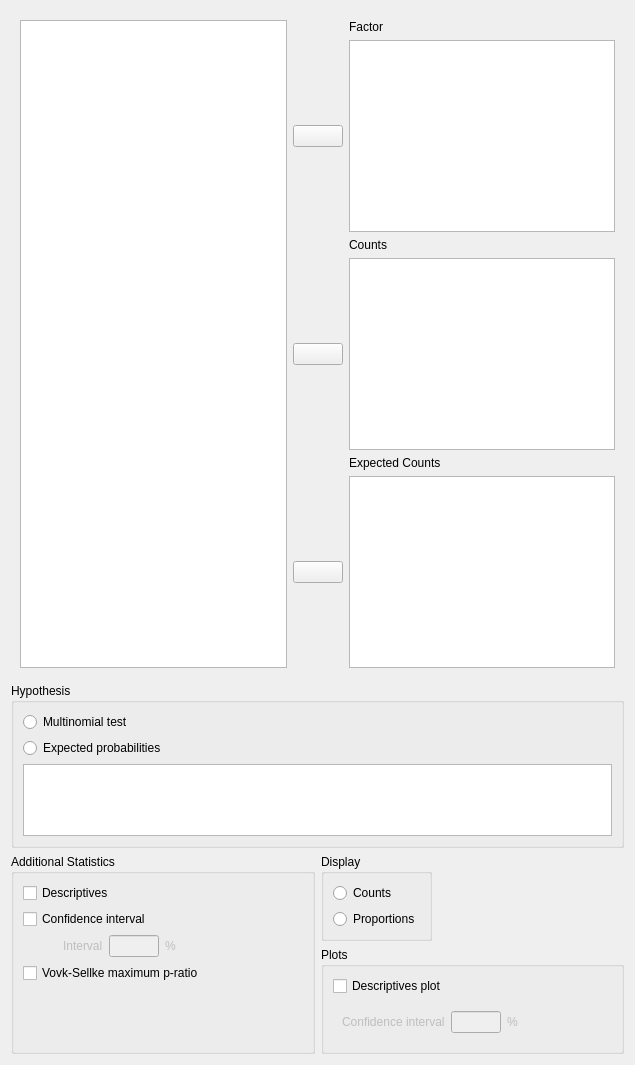
The window that JASP-Desktop/analysisforms/multinomialtestbayesianform.ui (ASarafoglou/jasp-desktop) describes before a commit, drawn with Qt 5.
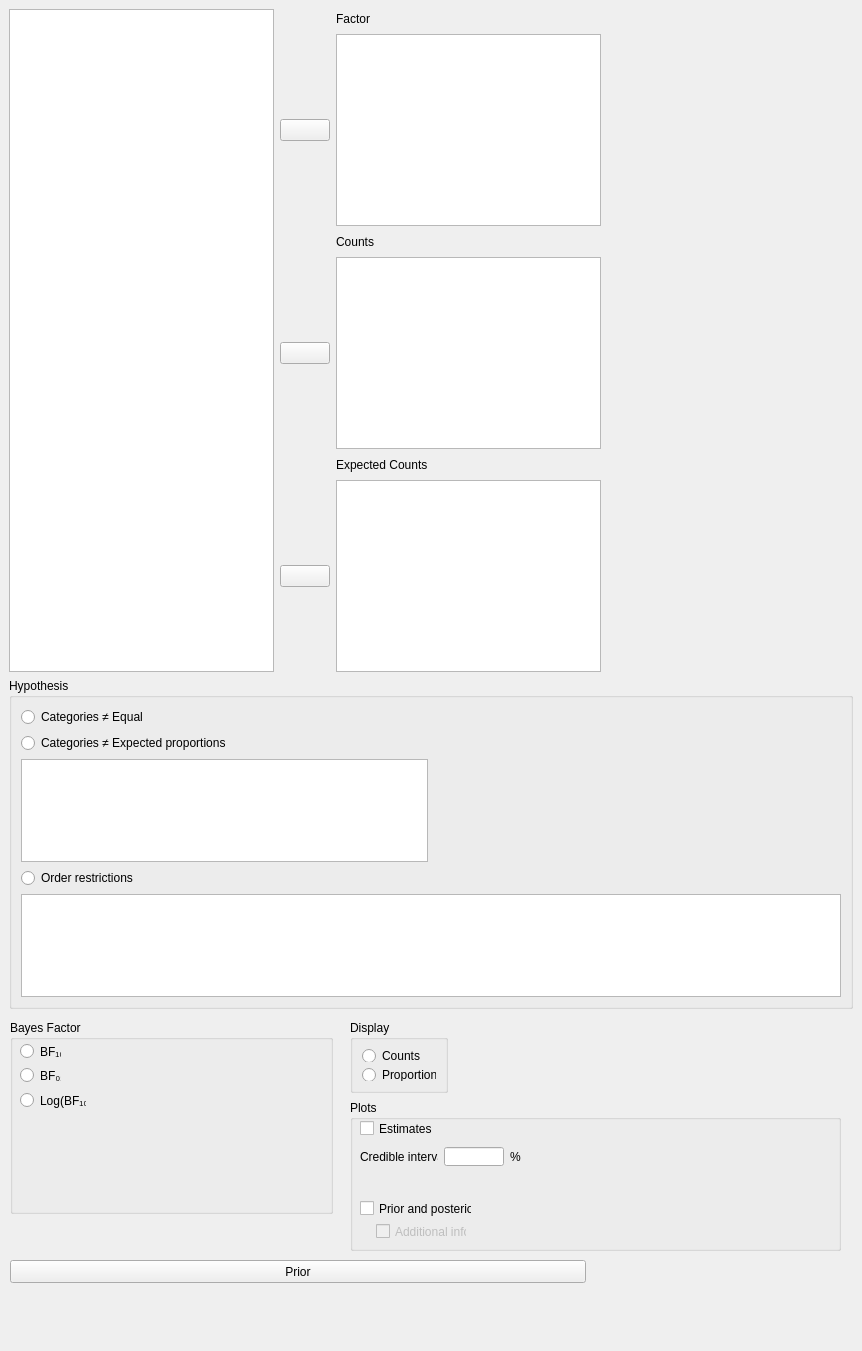
The same window after the commit. Custom widgets are drawn as their Qt base class.

Commit message: First steps for UI and JSON

```diff
--- a/JASP-Desktop/analysisforms/multinomialtestbayesianform.ui
+++ b/JASP-Desktop/analysisforms/multinomialtestbayesianform.ui
@@ -6,16 +6,22 @@
    <rect>
     <x>0</x>
     <y>0</y>
-    <width>635</width>
-    <height>1065</height>
+    <width>862</width>
+    <height>1351</height>
    </rect>
   </property>
   <property name="windowTitle">
    <string>Form</string>
   </property>
-  <layout class="QGridLayout" name="gridLayout_5">
-   <item row="0" column="0" colspan="2">
     <widget class="QWidget" name="topWidget" native="true">
+   <property name="geometry">
+    <rect>
+     <x>9</x>
+     <y>9</y>
+     <width>592</width>
+     <height>663</height>
+    </rect>
+   </property>
      <layout class="QGridLayout" name="gridLayout">
       <item row="0" column="2">
        <widget class="QLabel" name="factorLabel">
@@ -182,27 +188,49 @@
      <zorder>assignExProbVar</zorder>
      <zorder>assignCounts</zorder>
     </widget>
-   </item>
-   <item row="3" column="1">
     <widget class="BoundGroupBox" name="plots">
+   <property name="geometry">
+    <rect>
+     <x>350</x>
+     <y>1100</y>
+     <width>491</width>
+     <height>151</height>
+    </rect>
+   </property>
      <property name="title">
       <string>Plots</string>
      </property>
-     <layout class="QGridLayout" name="gridLayout_4">
-      <item row="1" column="0">
-       <widget class="QWidget" name="plotCI" native="true">
+   <widget class="BoundCheckBox" name="plotPriorAndPosteriorAdditionalInfo">
         <property name="enabled">
          <bool>false</bool>
         </property>
+    <property name="geometry">
+     <rect>
+      <x>26</x>
+      <y>123</y>
+      <width>91</width>
+      <height>17</height>
+     </rect>
+    </property>
         <property name="sizePolicy">
          <sizepolicy hsizetype="Fixed" vsizetype="Fixed">
           <horstretch>0</horstretch>
           <verstretch>0</verstretch>
          </sizepolicy>
         </property>
-        <layout class="QGridLayout" name="gridLayout_3">
-         <item row="0" column="0">
-          <widget class="QLabel" name="label_7">
+    <property name="text">
+     <string>Additional info</string>
+    </property>
+   </widget>
+   <widget class="BoundCheckBox" name="plotPriorAndPosterior">
+    <property name="geometry">
+     <rect>
+      <x>10</x>
+      <y>100</y>
+      <width>112</width>
+      <height>17</height>
+     </rect>
+    </property>
            <property name="sizePolicy">
             <sizepolicy hsizetype="Fixed" vsizetype="Fixed">
              <horstretch>0</horstretch>
@@ -210,12 +238,37 @@
             </sizepolicy>
            </property>
            <property name="text">
-            <string>Confidence interval</string>
-           </property>
-          </widget>
-         </item>
-         <item row="0" column="2">
-          <widget class="QLabel" name="label_6">
+     <string>Prior and posterior</string>
+    </property>
+   </widget>
+   <widget class="BoundCheckBox" name="summaryPlot">
+    <property name="geometry">
+     <rect>
+      <x>10</x>
+      <y>20</y>
+      <width>107</width>
+      <height>17</height>
+     </rect>
+    </property>
+    <property name="sizePolicy">
+     <sizepolicy hsizetype="Fixed" vsizetype="Fixed">
+      <horstretch>0</horstretch>
+      <verstretch>0</verstretch>
+     </sizepolicy>
+    </property>
+    <property name="text">
+     <string>Estimates</string>
+    </property>
+   </widget>
+   <widget class="QLabel" name="label_3">
+    <property name="geometry">
+     <rect>
+      <x>160</x>
+      <y>50</y>
+      <width>11</width>
+      <height>13</height>
+     </rect>
+    </property>
            <property name="sizePolicy">
             <sizepolicy hsizetype="Fixed" vsizetype="Fixed">
              <horstretch>0</horstretch>
@@ -226,28 +279,43 @@
             <string>%</string>
            </property>
           </widget>
-         </item>
-         <item row="0" column="1">
-          <widget class="BoundTextBox" name="descriptivesPlotConfidenceInterval">
+   <widget class="BoundTextBox" name="summaryPlotCredibleInterval">
+    <property name="geometry">
+     <rect>
+      <x>94</x>
+      <y>47</y>
+      <width>60</width>
+      <height>19</height>
+     </rect>
+    </property>
            <property name="sizePolicy">
-            <sizepolicy hsizetype="Fixed" vsizetype="Fixed">
+     <sizepolicy hsizetype="Fixed" vsizetype="Preferred">
              <horstretch>0</horstretch>
              <verstretch>0</verstretch>
             </sizepolicy>
            </property>
+    <property name="minimumSize">
+     <size>
+      <width>60</width>
+      <height>0</height>
+     </size>
+    </property>
            <property name="maximumSize">
             <size>
-             <width>50</width>
+      <width>60</width>
              <height>16777215</height>
             </size>
            </property>
           </widget>
-         </item>
-        </layout>
-       </widget>
-      </item>
-      <item row="0" column="0">
-       <widget class="BoundCheckBox" name="descriptivesPlot">
+   <widget class="QLabel" name="label_2">
+    <property name="geometry">
+     <rect>
+      <x>10</x>
+      <y>50</y>
+      <width>78</width>
+      <height>13</height>
+     </rect>
+    </property>
         <property name="sizePolicy">
          <sizepolicy hsizetype="Fixed" vsizetype="Fixed">
           <horstretch>0</horstretch>
@@ -255,48 +323,22 @@
          </sizepolicy>
         </property>
         <property name="text">
-         <string>Descriptives plot</string>
-        </property>
-       </widget>
-      </item>
-      <item row="2" column="0">
-       <spacer name="verticalSpacer_2">
-        <property name="orientation">
-         <enum>Qt::Vertical</enum>
-        </property>
-        <property name="sizeHint" stdset="0">
-         <size>
-          <width>20</width>
-          <height>40</height>
-         </size>
-        </property>
-       </spacer>
-      </item>
-      <item row="1" column="1">
-       <spacer name="horizontalSpacer">
-        <property name="orientation">
-         <enum>Qt::Horizontal</enum>
-        </property>
-        <property name="sizeHint" stdset="0">
-         <size>
-          <width>40</width>
-          <height>20</height>
-         </size>
-        </property>
-       </spacer>
-      </item>
-     </layout>
-     <zorder>descriptivesPlot</zorder>
-     <zorder>plotCI</zorder>
-     <zorder>verticalSpacer_2</zorder>
-     <zorder>horizontalSpacer</zorder>
-    </widget>
-   </item>
-   <item row="2" column="1">
+     <string>Credible interval</string>
+    </property>
+   </widget>
+  </widget>
     <widget class="BoundGroupBox" name="countProp">
      <property name="enabled">
       <bool>true</bool>
      </property>
+   <property name="geometry">
+    <rect>
+     <x>350</x>
+     <y>1020</y>
+     <width>98</width>
+     <height>73</height>
+    </rect>
+   </property>
      <property name="sizePolicy">
       <sizepolicy hsizetype="Fixed" vsizetype="Fixed">
        <horstretch>0</horstretch>
@@ -335,161 +377,15 @@
       </item>
      </layout>
     </widget>
-   </item>
-   <item row="2" column="0" rowspan="2">
-    <widget class="BoundGroupBox" name="additional">
-     <property name="sizePolicy">
-      <sizepolicy hsizetype="Preferred" vsizetype="Preferred">
-       <horstretch>0</horstretch>
-       <verstretch>0</verstretch>
-      </sizepolicy>
-     </property>
-     <property name="title">
-      <string>Additional Statistics</string>
-     </property>
-     <property name="flat">
-      <bool>false</bool>
-     </property>
-     <layout class="QGridLayout" name="gridLayout_8">
-      <item row="0" column="0">
-       <widget class="BoundCheckBox" name="descriptives">
-        <property name="sizePolicy">
-         <sizepolicy hsizetype="Fixed" vsizetype="Fixed">
-          <horstretch>0</horstretch>
-          <verstretch>0</verstretch>
-         </sizepolicy>
-        </property>
-        <property name="text">
-         <string>Descriptives</string>
-        </property>
-       </widget>
-      </item>
-      <item row="2" column="0">
-       <widget class="BoundCheckBox" name="confidenceInterval">
-        <property name="sizePolicy">
-         <sizepolicy hsizetype="Fixed" vsizetype="Fixed">
-          <horstretch>0</horstretch>
-          <verstretch>0</verstretch>
-         </sizepolicy>
-        </property>
-        <property name="text">
-         <string>Confidence interval</string>
-        </property>
-       </widget>
-      </item>
-      <item row="4" column="0" colspan="2">
-       <widget class="BoundCheckBox" name="VovkSellkeMPR">
-        <property name="sizePolicy">
-         <sizepolicy hsizetype="Fixed" vsizetype="Fixed">
-          <horstretch>0</horstretch>
-          <verstretch>0</verstretch>
-         </sizepolicy>
-        </property>
-        <property name="text">
-         <string>Vovk-Sellke maximum p-ratio</string>
-        </property>
-       </widget>
-      </item>
-      <item row="2" column="1">
-       <spacer name="horizontalSpacer_3">
-        <property name="orientation">
-         <enum>Qt::Horizontal</enum>
-        </property>
-        <property name="sizeHint" stdset="0">
-         <size>
-          <width>40</width>
-          <height>20</height>
-         </size>
-        </property>
-       </spacer>
-      </item>
-      <item row="3" column="0">
-       <widget class="QWidget" name="widgetConfidenceIntervalInterval" native="true">
-        <property name="enabled">
-         <bool>false</bool>
-        </property>
-        <property name="sizePolicy">
-         <sizepolicy hsizetype="Fixed" vsizetype="Fixed">
-          <horstretch>0</horstretch>
-          <verstretch>0</verstretch>
-         </sizepolicy>
-        </property>
-        <layout class="QGridLayout" name="gridLayout_6">
-         <property name="leftMargin">
-          <number>40</number>
-         </property>
-         <property name="topMargin">
-          <number>0</number>
-         </property>
-         <property name="rightMargin">
-          <number>0</number>
-         </property>
-         <property name="bottomMargin">
-          <number>0</number>
-         </property>
-         <item row="0" column="2">
-          <widget class="QLabel" name="label_4">
-           <property name="sizePolicy">
-            <sizepolicy hsizetype="Fixed" vsizetype="Fixed">
-             <horstretch>0</horstretch>
-             <verstretch>0</verstretch>
-            </sizepolicy>
-           </property>
-           <property name="text">
-            <string>%</string>
-           </property>
-          </widget>
-         </item>
-         <item row="0" column="0">
-          <widget class="QLabel" name="label_5">
-           <property name="sizePolicy">
-            <sizepolicy hsizetype="Fixed" vsizetype="Fixed">
-             <horstretch>0</horstretch>
-             <verstretch>0</verstretch>
-            </sizepolicy>
-           </property>
-           <property name="text">
-            <string>Interval</string>
-           </property>
-          </widget>
-         </item>
-         <item row="0" column="1">
-          <widget class="BoundTextBox" name="confidenceIntervalInterval">
-           <property name="sizePolicy">
-            <sizepolicy hsizetype="Fixed" vsizetype="Fixed">
-             <horstretch>0</horstretch>
-             <verstretch>0</verstretch>
-            </sizepolicy>
-           </property>
-           <property name="maximumSize">
-            <size>
-             <width>50</width>
-             <height>16777215</height>
-            </size>
-           </property>
-          </widget>
-         </item>
-        </layout>
-       </widget>
-      </item>
-      <item row="5" column="0">
-       <spacer name="verticalSpacer_3">
-        <property name="orientation">
-         <enum>Qt::Vertical</enum>
-        </property>
-        <property name="sizeHint" stdset="0">
-         <size>
-          <width>20</width>
-          <height>40</height>
-         </size>
-        </property>
-       </spacer>
-      </item>
-     </layout>
-    </widget>
-   </item>
-   <item row="1" column="0" colspan="2">
     <widget class="BoundGroupBox" name="hypothesis">
+   <property name="geometry">
+    <rect>
+     <x>9</x>
+     <y>678</y>
+     <width>844</width>
+     <height>331</height>
+    </rect>
+   </property>
      <property name="sizePolicy">
       <sizepolicy hsizetype="Preferred" vsizetype="Preferred">
        <horstretch>0</horstretch>
@@ -503,65 +399,143 @@
       <bool>false</bool>
      </property>
      <layout class="QGridLayout" name="gridLayout_2">
-      <item row="0" column="0">
-       <widget class="QRadioButton" name="_1multinomialTest">
-        <property name="sizePolicy">
-         <sizepolicy hsizetype="Fixed" vsizetype="Fixed">
-          <horstretch>0</horstretch>
-          <verstretch>0</verstretch>
-         </sizepolicy>
-        </property>
-        <property name="text">
-         <string>Multinomial test</string>
-        </property>
-       </widget>
-      </item>
-      <item row="0" column="1">
-       <spacer name="horizontalSpacer_2">
-        <property name="orientation">
-         <enum>Qt::Horizontal</enum>
-        </property>
-        <property name="sizeHint" stdset="0">
-         <size>
-          <width>40</width>
-          <height>20</height>
-         </size>
-        </property>
-       </spacer>
-      </item>
       <item row="1" column="0">
        <widget class="QRadioButton" name="_2expectedProbs">
-        <property name="sizePolicy">
-         <sizepolicy hsizetype="Fixed" vsizetype="Fixed">
-          <horstretch>0</horstretch>
-          <verstretch>0</verstretch>
-         </sizepolicy>
-        </property>
         <property name="text">
-         <string>Expected probabilities</string>
+       <string>Categories ≠ Expected proportions</string>
         </property>
        </widget>
       </item>
-      <item row="2" column="0" colspan="2">
+    <item row="4" column="0" colspan="2">
        <widget class="QTableView" name="tableView"/>
       </item>
-     </layout>
-    </widget>
-   </item>
-   <item row="4" column="0" colspan="2">
-    <spacer name="verticalSpacer">
+    <item row="0" column="1">
+     <spacer name="horizontalSpacer_2">
      <property name="orientation">
-      <enum>Qt::Vertical</enum>
+       <enum>Qt::Horizontal</enum>
      </property>
      <property name="sizeHint" stdset="0">
       <size>
-       <width>20</width>
-       <height>40</height>
+        <width>40</width>
+        <height>20</height>
       </size>
      </property>
     </spacer>
    </item>
-  </layout>
+    <item row="3" column="0">
+     <widget class="QRadioButton" name="_3orderRestricts">
+      <property name="sizePolicy">
+       <sizepolicy hsizetype="Fixed" vsizetype="Fixed">
+        <horstretch>0</horstretch>
+        <verstretch>0</verstretch>
+       </sizepolicy>
+      </property>
+      <property name="text">
+       <string>Order restrictions</string>
+      </property>
+     </widget>
+    </item>
+    <item row="0" column="0">
+     <widget class="QRadioButton" name="_1equalProbs">
+      <property name="text">
+       <string>Categories ≠ Equal</string>
+      </property>
+     </widget>
+    </item>
+    <item row="2" column="0">
+     <widget class="QTableView" name="tableView_2"/>
+    </item>
+   </layout>
+  </widget>
+  <widget class="BoundGroupBox" name="bayesFactorType">
+   <property name="geometry">
+    <rect>
+     <x>10</x>
+     <y>1020</y>
+     <width>323</width>
+     <height>194</height>
+    </rect>
+   </property>
+   <property name="title">
+    <string>Bayes Factor</string>
+   </property>
+   <property name="flat">
+    <bool>false</bool>
+   </property>
+   <property name="checkable">
+    <bool>false</bool>
+   </property>
+   <widget class="QRadioButton" name="_1">
+    <property name="geometry">
+     <rect>
+      <x>10</x>
+      <y>23</y>
+      <width>41</width>
+      <height>17</height>
+     </rect>
+    </property>
+    <property name="sizePolicy">
+     <sizepolicy hsizetype="Fixed" vsizetype="Fixed">
+      <horstretch>0</horstretch>
+      <verstretch>0</verstretch>
+     </sizepolicy>
+    </property>
+    <property name="text">
+     <string>BF₁₀</string>
+    </property>
+   </widget>
+   <widget class="QRadioButton" name="_2">
+    <property name="geometry">
+     <rect>
+      <x>10</x>
+      <y>47</y>
+      <width>41</width>
+      <height>17</height>
+     </rect>
+    </property>
+    <property name="sizePolicy">
+     <sizepolicy hsizetype="Fixed" vsizetype="Fixed">
+      <horstretch>0</horstretch>
+      <verstretch>0</verstretch>
+     </sizepolicy>
+    </property>
+    <property name="text">
+     <string>BF₀₁</string>
+    </property>
+   </widget>
+   <widget class="QRadioButton" name="_3">
+    <property name="geometry">
+     <rect>
+      <x>10</x>
+      <y>72</y>
+      <width>66</width>
+      <height>17</height>
+     </rect>
+    </property>
+    <property name="sizePolicy">
+     <sizepolicy hsizetype="Fixed" vsizetype="Fixed">
+      <horstretch>0</horstretch>
+      <verstretch>0</verstretch>
+     </sizepolicy>
+    </property>
+    <property name="text">
+     <string>Log(BF₁₀)</string>
+    </property>
+   </widget>
+  </widget>
+  <widget class="ExpanderButton" name="expanderPrior">
+   <property name="geometry">
+    <rect>
+     <x>10</x>
+     <y>1260</y>
+     <width>576</width>
+     <height>23</height>
+    </rect>
+   </property>
+   <property name="text">
+    <string>Prior</string>
+   </property>
+  </widget>
  </widget>
  <customwidgets>
   <customwidget>
@@ -595,6 +569,11 @@
    <extends>QListView</extends>
    <header>widgets/boundsingleitemview.h</header>
   </customwidget>
+  <customwidget>
+   <class>ExpanderButton</class>
+   <extends>QPushButton</extends>
+   <header>widgets/expanderbutton.h</header>
+  </customwidget>
  </customwidgets>
  <resources/>
  <connections>
```
Left out of the diff: 51 changed lines with no effect on the pictures. Lines whose indentation alone changed are shown as unchanged. The commit also changes 2 other files.
